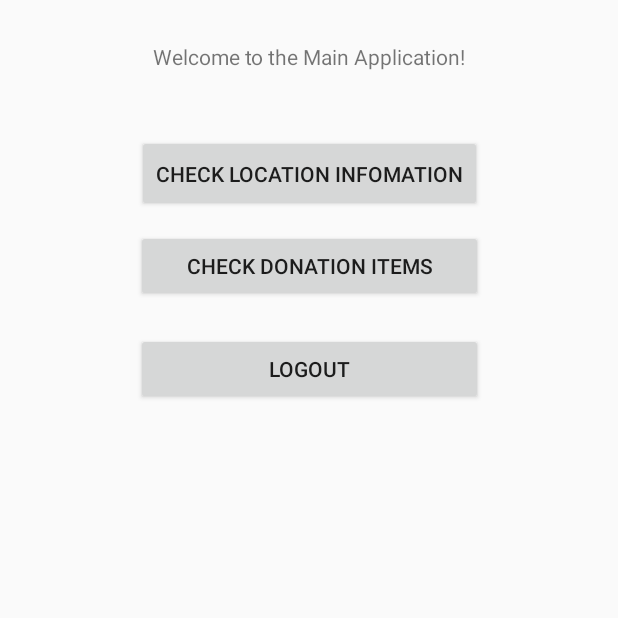
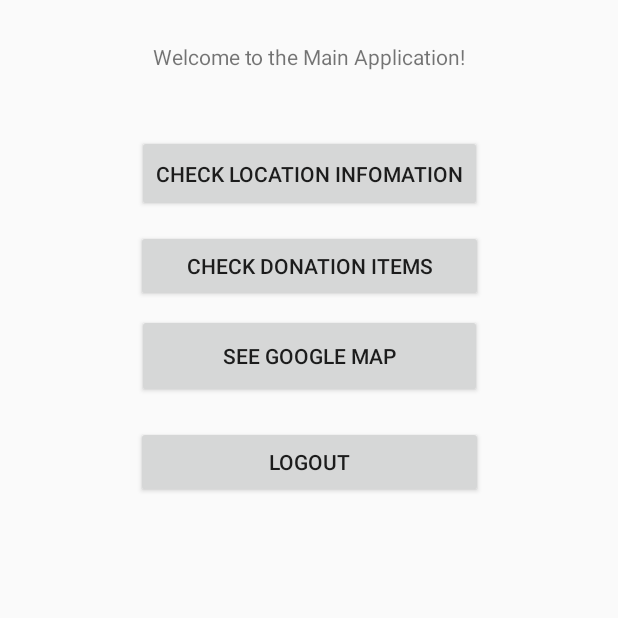
Before and after one commit to wzheng67/donation-tracker, an Android app: the MainApplication_user screen opened directly, with no data from a screen before it, on a phone screen of 412 x 824 dp, the top half of it. Run offline under Robolectric (Android 15) with nearby library versions, the phone set to English and light mode, and no system bars; our stand-ins replace Firebase (no records; nobody signed in at launch, a user with empty details on screens opened directly).

Commit message:
I finished m9

```diff
--- a/app/src/main/java/cs2340/donationtracker/Controllers/MainApplication.java
+++ b/app/src/main/java/cs2340/donationtracker/Controllers/MainApplication.java
@@ -27,7 +27,10 @@ public class MainApplication extends AppCompatActivity {
         Intent intent = new Intent(this, AddDonation.class);
         startActivity(intent);
     }
-
+    public void goMap(View v) {
+        Intent intent = new Intent(this, MapLocation.class);
+        startActivity(intent);
+    }
     public void goCheckDonation(View v) {
         Intent intent = new Intent(this, CheckDonation.class);
         startActivity(intent);
--- a/app/src/main/java/cs2340/donationtracker/Controllers/MainApplication_user.java
+++ b/app/src/main/java/cs2340/donationtracker/Controllers/MainApplication_user.java
@@ -24,6 +24,10 @@ public class MainApplication_user extends Activity {
         Intent intent = new Intent(this, CheckDonation.class);
         startActivity(intent);
     }
+    public void goMap(View v) {
+        Intent intent = new Intent(this, MapLocation.class);
+        startActivity(intent);
+    }
     public void logout(View v) {
         Intent intent = new Intent(this, Welcomescreen.class);
         FirebaseAuth.getInstance().signOut();
--- a/app/src/main/res/layout/activity_main_application_user.xml
+++ b/app/src/main/res/layout/activity_main_application_user.xml
@@ -5,6 +5,19 @@
     android:layout_width="match_parent"
     android:layout_height="match_parent"
     tools:context=".Controllers.MainApplication_user">
+
+    <Button
+        android:id="@+id/button_map_user"
+        android:layout_width="230dp"
+        android:layout_height="56dp"
+        android:layout_marginEnd="8dp"
+        android:layout_marginStart="8dp"
+        android:layout_marginTop="8dp"
+        android:onClick="goMap"
+        android:text="See Google Map"
+        app:layout_constraintEnd_toEndOf="parent"
+        app:layout_constraintStart_toStartOf="parent"
+        app:layout_constraintTop_toBottomOf="@+id/button_checkItems_user" />
 
     <TextView
         android:id="@+id/textView20"
@@ -37,7 +50,7 @@
         android:id="@+id/button8"
         android:layout_width="231dp"
         android:layout_height="wrap_content"
-        android:layout_marginBottom="8dp"
+        android:layout_marginBottom="220dp"
         android:layout_marginEnd="16dp"
         android:layout_marginStart="16dp"
         android:layout_marginTop="8dp"
@@ -47,8 +60,8 @@
         app:layout_constraintEnd_toEndOf="parent"
         app:layout_constraintHorizontal_bias="0.504"
         app:layout_constraintStart_toStartOf="parent"
-        app:layout_constraintTop_toBottomOf="@+id/button_checkItems_user"
-        app:layout_constraintVertical_bias="0.023" />
+        app:layout_constraintTop_toBottomOf="@+id/button_map_user"
+        app:layout_constraintVertical_bias="0.038" />
 
     <Button
         android:id="@+id/button_locationInfo3"
```
Also changed, not shown: app/build.gradle (+6 -2 lines), app/src/main/AndroidManifest.xml (+23 -1 lines), app/src/main/java/cs2340/donationtracker/Controllers/MapLocation.java (added, +60 -0 lines), app/src/main/res/layout/activity_google_map.xml (added, +35 -0 lines), app/src/main/res/layout/activity_main_application.xml (+18 -2 lines).
